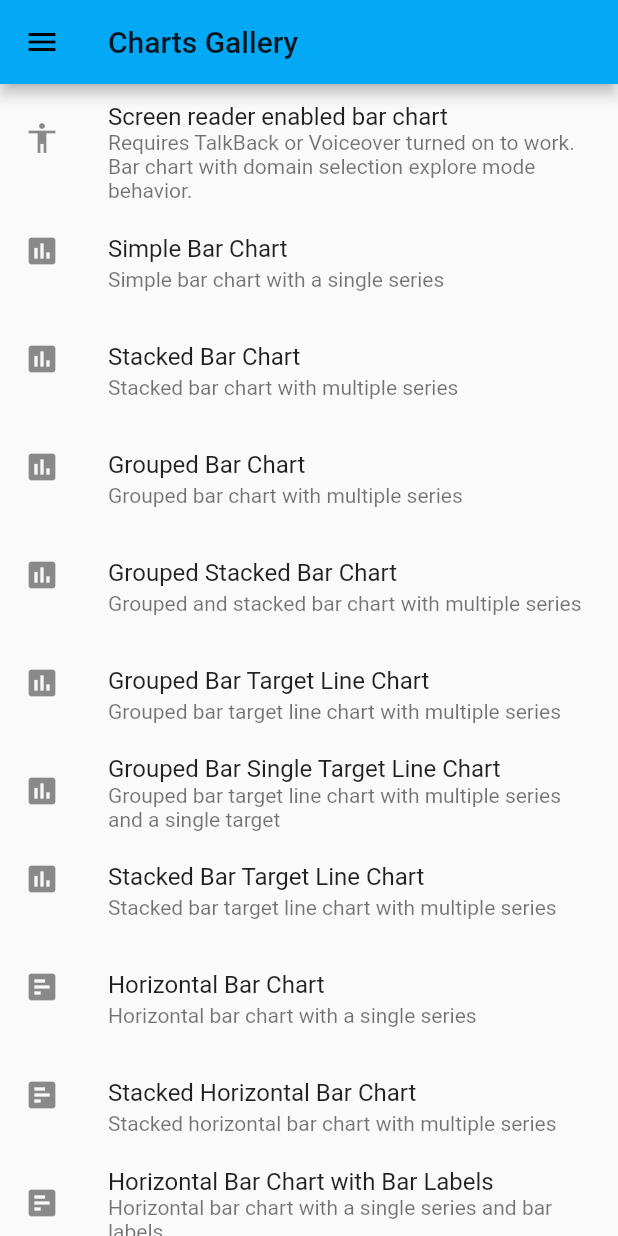
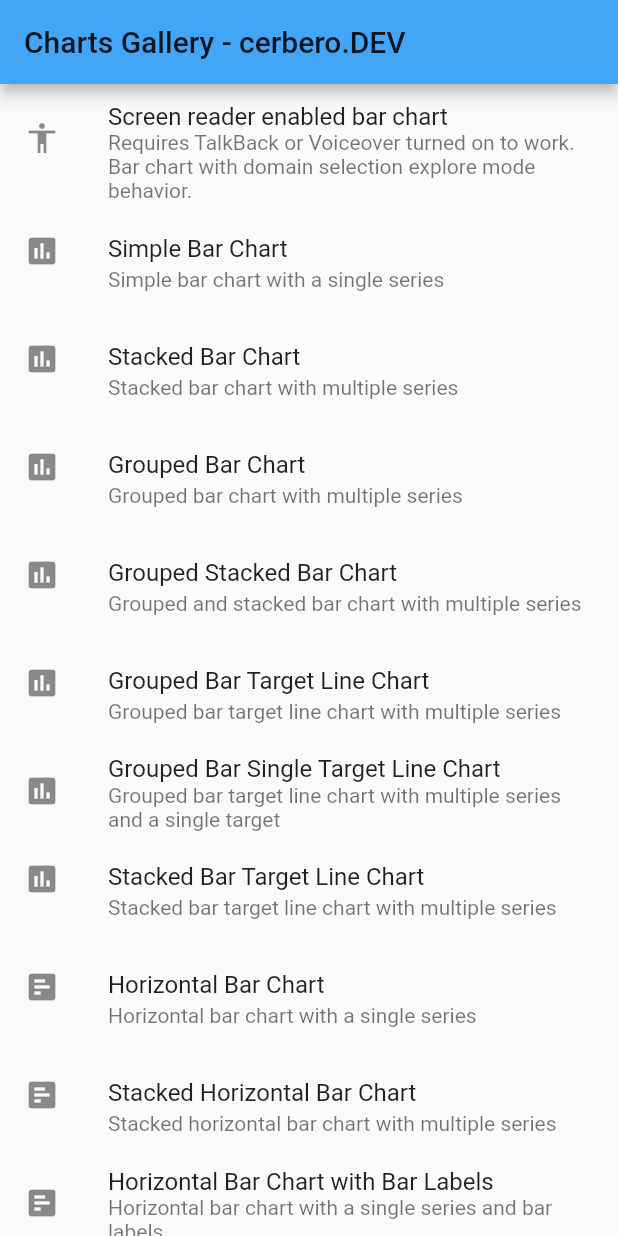
Before and after one commit to cerberodev/fluchart, a Flutter app: the screen it shows after launch, on a phone screen of 412 x 824 dp. Run offline on Flutter 3.47's test engine with Material 2 defaults, Android fonts, the light colour scheme and no system bars; our stand-ins replace charts_flutter.

Commit message:
Agregando Icono, Comentando Drawer, Cambiando de color appbar

```diff
--- a/lib/app_config.dart
+++ b/lib/app_config.dart
@@ -29,7 +29,7 @@ class AppConfig {
 /// The default configuration of the app.
 AppConfig get defaultConfig {
   return new AppConfig(
-    appName: 'Charts Gallery',
+    appName: 'Charts Gallery - cerbero.DEV',
     appLink: '',
     theme: new ThemeData(
       brightness: Brightness.light,
--- a/lib/home.dart
+++ b/lib/home.dart
@@ -17,7 +17,7 @@ import 'package:charts_flutter/flutter.dart' as charts;
 import 'package:flutter/material.dart';
 import 'dart:developer';
 import 'app_config.dart';
-import 'drawer.dart';
+// import 'drawer.dart';
 import 'a11y/a11y_gallery.dart' as a11y show buildGallery;
 import 'bar_chart/bar_gallery.dart' as bar show buildGallery;
 import 'time_series_chart/time_series_gallery.dart' as time_series
@@ -107,10 +107,10 @@ class Home extends StatelessWidget {
     _setupPerformance();
 
     return new Scaffold(
-      drawer: new GalleryDrawer(
-          showPerformanceOverlay: showPerformanceOverlay,
-          onShowPerformanceOverlayChanged: onShowPerformanceOverlayChanged),
-      appBar: new AppBar(title: new Text(defaultConfig.appName)),
+      //drawer: new GalleryDrawer(
+      //    showPerformanceOverlay: showPerformanceOverlay,
+      //    onShowPerformanceOverlayChanged: onShowPerformanceOverlayChanged),
+      appBar: new AppBar(title: new Text(defaultConfig.appName), backgroundColor: Color(0xFF42A5F5)),
       body: new ListView(padding: kMaterialListPadding, children: galleries),
     );
   }
```
Also changed, not shown: pubspec.yaml (+12 -0 lines), pubspec.lock, 21 other files.
